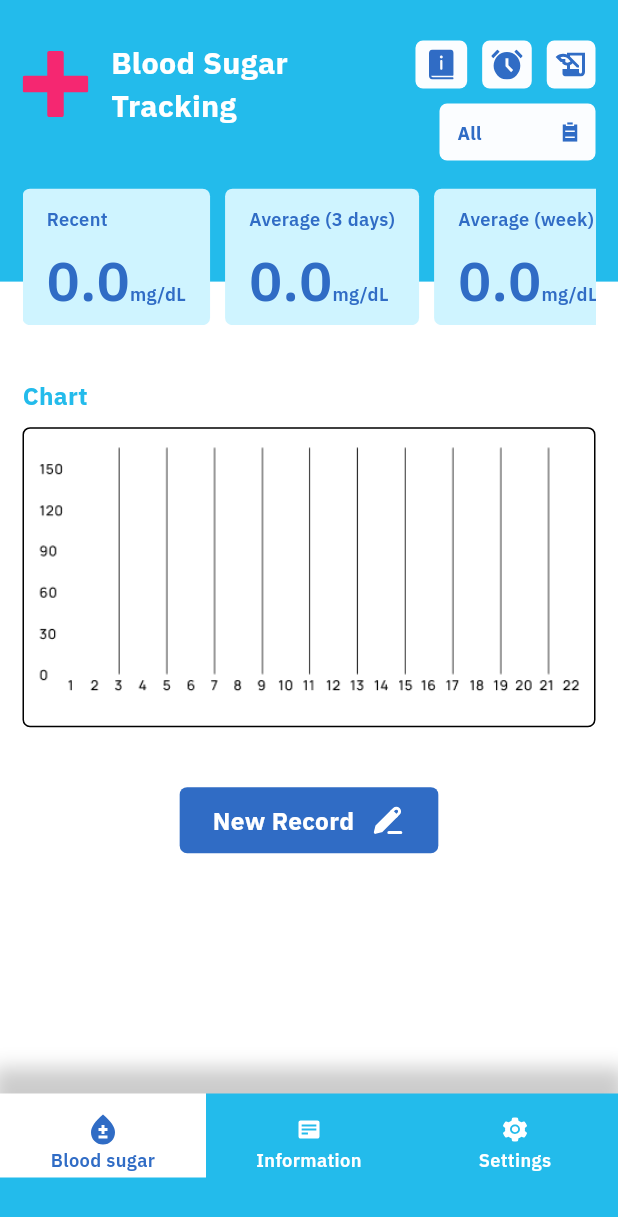
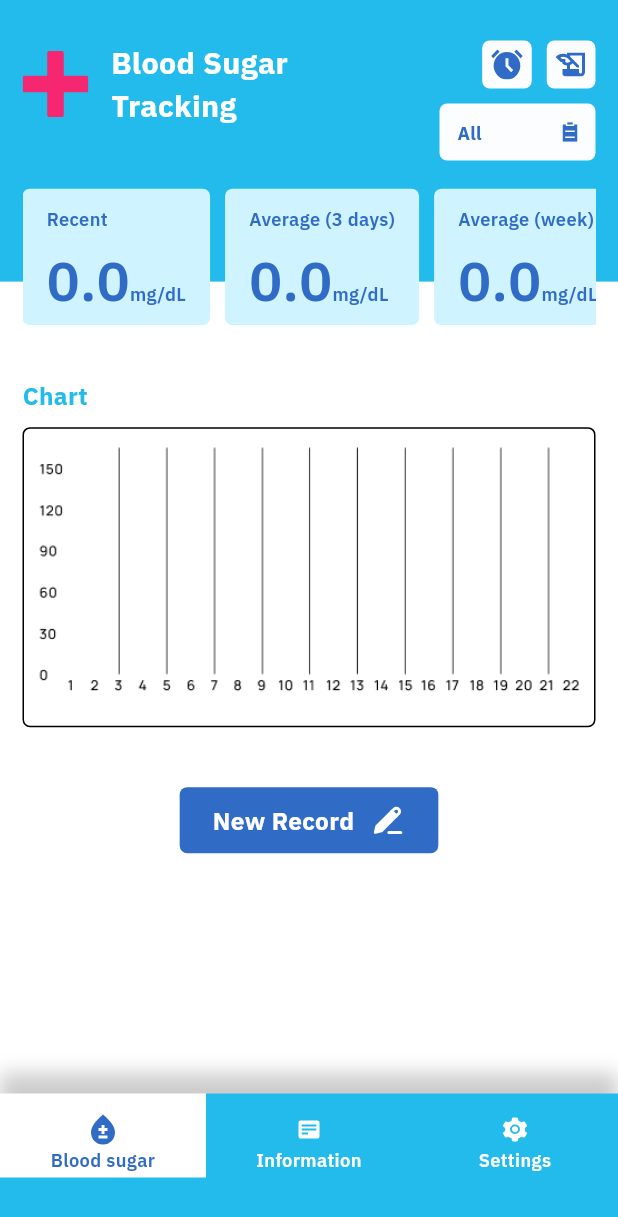
Before and after one commit to Intes-It-Mobile/blood-tracking-app, a Flutter app: the HomeScreen screen opened by its route, on a phone screen of 412 x 824 dp. Shown: the top 1217 px of the screen. Run offline on Flutter 3.47's test engine with Material 2 defaults, Android fonts, the phone set to English and light mode, and no system bars; drawn by our look-alikes of dropdown_button2; our stand-ins replace firebase_analytics, fl_chart, flutter_html, flutter_local_notifications, flutter_mobx, flutter_svg and 13 more; missing offline and left inert: android_alarm_manager_plus, applovin_max, appsflyer_sdk, dart:ffi, excel, flutter_cupertino_datetime_picker and 2 more; accounts and stored records are empty; generated files the repository leaves out were written again.

Commit message:
fix ui home

```diff
--- a/lib/views/home/home_screen.dart
+++ b/lib/views/home/home_screen.dart
@@ -58,9 +58,9 @@ class _HomeScreenState extends State<HomeScreen> {
                   boxShadow: [
         BoxShadow(
           color: Colors.black.withOpacity(0.2), // Màu của bóng và độ trong suốt
-          spreadRadius: 5, // Độ lan rộng của bóng
+          // spreadRadius: 5, // Độ lan rộng của bóng
           blurRadius: 10, // Độ mờ của bóng
-          offset: Offset(0, 3), // Độ dịch chuyển của bóng
+          offset: Offset(0, 1), // Độ dịch chuyển của bóng
         ),
       ],),
                 margin: EdgeInsets.only(bottom: hasAds ? 75.0 : 30),
--- a/lib/views/home/top_widget_home_content.dart
+++ b/lib/views/home/top_widget_home_content.dart
@@ -63,25 +63,25 @@ class _TopWidgetHomeContentState extends State<TopWidgetHomeContent> {
                 children: [
                   Row(
                     children: [
-                      InkWell(
-                        onTap: () {
-                          Navigator.of(context).pushNamed(Routes.info_screen);
-                        },
-                        child: Container(
-                          decoration: const BoxDecoration(
-                              color: AppColors.mainBgColor,
-                              borderRadius:
-                                  BorderRadius.all(Radius.circular(5))),
-                          padding: const EdgeInsets.fromLTRB(9, 6, 9, 6),
-                          child: SvgPicture.asset(
-                            Assets.iconInfoBook,
-                            height: 20,
-                          ),
-                        ),
-                      ),
-                      const SizedBox(
-                        width: 10,
-                      ),
+                      // InkWell(
+                      //   onTap: () {
+                      //     Navigator.of(context).pushNamed(Routes.info_screen);
+                      //   },
+                      //   child: Container(
+                      //     decoration: const BoxDecoration(
+                      //         color: AppColors.mainBgColor,
+                      //         borderRadius:
+                      //             BorderRadius.all(Radius.circular(5))),
+                      //     padding: const EdgeInsets.fromLTRB(9, 6, 9, 6),
+                      //     child: SvgPicture.asset(
+                      //       Assets.iconInfoBook,
+                      //       height: 20,
+                      //     ),
+                      //   ),
+                      // ),
+                      // const SizedBox(
+                      //   width: 10,
+                      // ),
                       InkWell(
                         onTap: () {
                           Navigator.of(context).pushNamed(Routes.record_remind);
```
Also changed, not shown: 5 other files.
